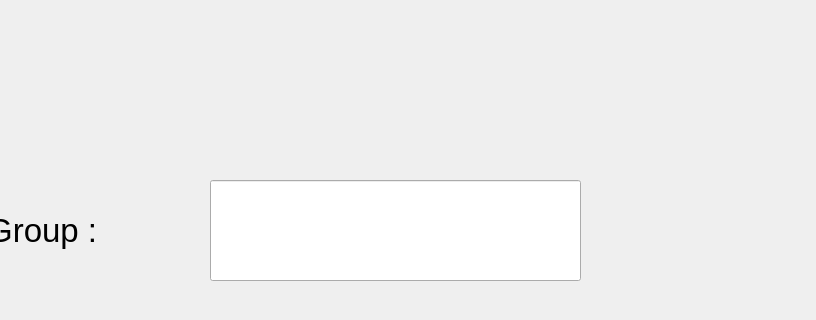
This is FinalProject_Messenger/dialog_join_group.ui in Behdad-AVI-203/Messenger_CodeX_11 as Qt 5 draws it before an edit; both pictures show x 290 to 1106 and y 0 to 320 of the 1106 by 633 pixel window. The edited form follows.
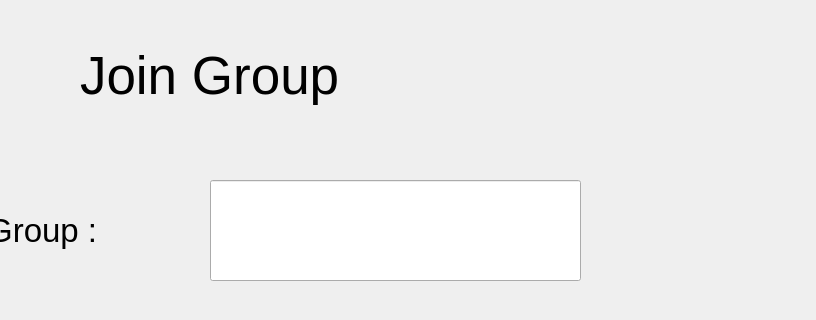
This is the edited form.

Commit message: Add the join function to the start menu

What changed in the file:
```diff
--- a/FinalProject_Messenger/dialog_join_group.ui
+++ b/FinalProject_Messenger/dialog_join_group.ui
@@ -59,6 +59,24 @@
     </rect>
    </property>
   </widget>
+  <widget class="QLabel" name="label_2">
+   <property name="geometry">
+    <rect>
+     <x>370</x>
+     <y>20</y>
+     <width>601</width>
+     <height>111</height>
+    </rect>
+   </property>
+   <property name="font">
+    <font>
+     <pointsize>40</pointsize>
+    </font>
+   </property>
+   <property name="text">
+    <string>Join Group</string>
+   </property>
+  </widget>
  </widget>
  <resources/>
  <connections/>
```
The commit also changes 7 other files.
